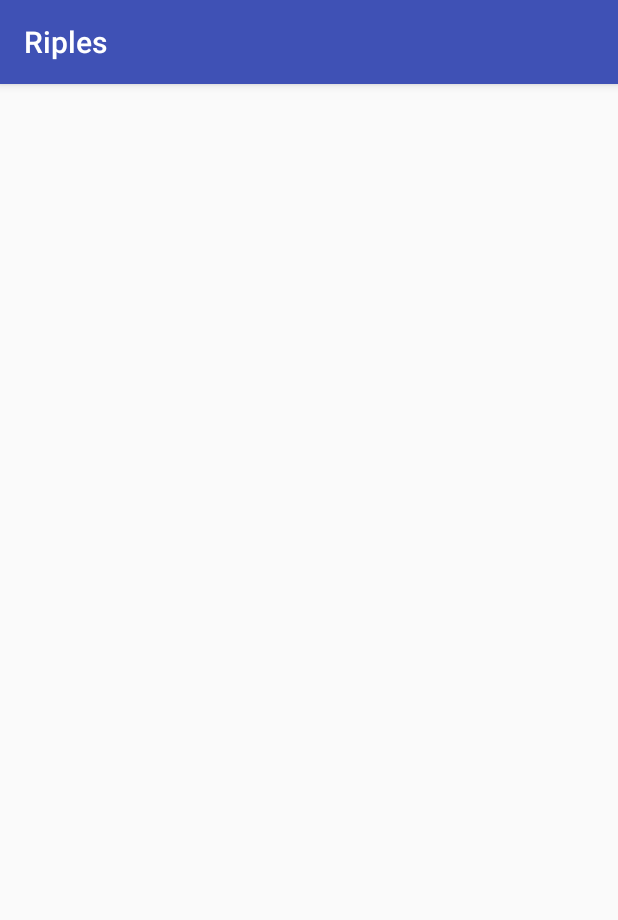
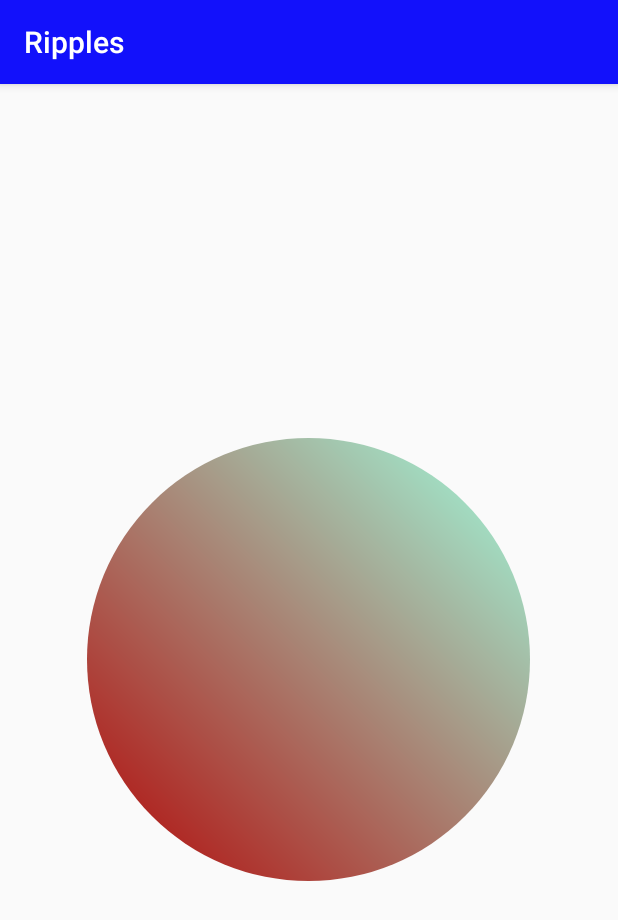
Before and after one commit to PashaJavaProgrammist/CustomViews, an Android app: the screen it shows after launch (MainActivity), on a phone screen of 412 x 824 dp. Shown: the top 920 px of the screen. Run offline under Robolectric (Android 15) with nearby library versions, the phone set to English and light mode, and no system bars.

Commit message:
circle added

```diff
--- /dev/null
+++ b/app/src/main/java/com/haretskiy/pavel/riples/Ripples.kt
@@ -0,0 +1,127 @@
+package com.haretskiy.pavel.riples
+
+import android.content.Context
+import android.graphics.Canvas
+import android.graphics.Paint
+import android.os.Handler
+import android.os.Looper
+import android.support.v4.content.ContextCompat.getDrawable
+import android.util.AttributeSet
+import android.view.View
+
+class Ripples
+@JvmOverloads constructor(context: Context, attrs: AttributeSet? = null, defStyleAttr: Int = 0)
+    : View(context, attrs, defStyleAttr) {
+
+    init {
+        attrs?.let {
+            context.obtainStyledAttributes(attrs, R.styleable.Ripples).also { typedArray ->
+                try {
+                    lowColor = typedArray.getInt(R.styleable.Ripples_lowColor, R.color.colorPrimary)
+                    highColor = typedArray.getInt(R.styleable.Ripples_highColor, R.color.colorPrimaryDark)
+                } finally {
+                    typedArray.recycle()
+                }
+            }
+        }
+    }
+
+    private var isRunning = false
+
+    private val invalidateHandler: Handler by lazy {
+        Handler(Looper.getMainLooper())
+    }
+
+    private var lowColor = 0
+    private var highColor = 0
+
+    private val delay = 100L
+
+    private var xCenter = 0f
+    private var yCenter = 0f
+    private var radius = 0f
+
+    private val generalSizeConst = 2f
+
+    private val thinStrokeConst = 0.02f
+
+    private val radiusConst = 0.95f
+
+    private val paint = Paint()
+
+    override fun onSizeChanged(w: Int, h: Int, oldw: Int, oldh: Int) {
+        super.onSizeChanged(w, h, oldw, oldh)
+        xCenter = width / generalSizeConst
+        yCenter = height / generalSizeConst
+        radius = minOf(height, width) / generalSizeConst * radiusConst
+    }
+
+    override fun onAttachedToWindow() {
+        super.onAttachedToWindow()
+        isRunning = true
+        update()
+    }
+
+    override fun onDetachedFromWindow() {
+        super.onDetachedFromWindow()
+        isRunning = false
+    }
+
+    override fun onMeasure(widthMeasureSpec: Int, heightMeasureSpec: Int) {
+        val widthMode = MeasureSpec.getMode(widthMeasureSpec)
+        val heightMode = MeasureSpec.getMode(heightMeasureSpec)
+        val widthSize = MeasureSpec.getSize(widthMeasureSpec)
+        val heightSize = MeasureSpec.getSize(heightMeasureSpec)
+
+        var width = 0
+        var height = 0
+        val desiredSize = 3 * minOf(widthSize, heightSize) / 4
+        when (widthMode) {
+            MeasureSpec.EXACTLY -> width = widthSize
+            MeasureSpec.AT_MOST -> width = minOf(desiredSize, widthSize)
+            MeasureSpec.UNSPECIFIED -> width = desiredSize
+        }
+        when (heightMode) {
+            MeasureSpec.EXACTLY -> height = heightSize
+            MeasureSpec.AT_MOST -> height = minOf(desiredSize, heightSize)
+            MeasureSpec.UNSPECIFIED -> height = desiredSize
+        }
+        val horizontalPaddingsAmount = paddingLeft + paddingRight
+        val verticalPaddingsAmount = paddingBottom + paddingTop
+
+        width -= horizontalPaddingsAmount
+        height -= verticalPaddingsAmount
+        setMeasuredDimension(width, height)
+    }
+
+    override fun onDraw(canvas: Canvas?) {
+        super.onDraw(canvas)
+        canvas?.let { it -> drawCircle(it) }
+    }
+
+    private fun drawCircle(canvas: Canvas) {
+        paint.apply {
+            color = highColor
+            strokeWidth = thinStrokeConst * radius
+            textAlign = Paint.Align.CENTER
+        }
+        val drawable = getDrawable(context, R.drawable.circle)?.let {
+            if (canvas.width < canvas.height) {
+                it.setBounds(10, 10, canvas.width - 10, canvas.width - 10)
+            } else {
+                it.setBounds(10, 10, canvas.height - 10, canvas.height - 10)
+            }
+            it.draw(canvas)
+        }
+    }
+
+    private fun update() {
+        if (isRunning) {
+            invalidateHandler.postDelayed({
+                invalidate()
+                update()
+            }, delay)
+        }
+    }
+
+}
--- /dev/null
+++ b/app/src/main/res/drawable/circle.xml
@@ -0,0 +1,16 @@
+<?xml version="1.0" encoding="utf-8"?>
+<shape xmlns:android="http://schemas.android.com/apk/res/android"
+    android:shape="oval">
+    <stroke
+        android:width="0dp"
+        android:color="#000000" />
+    <size
+        android:width="100dp"
+        android:height="100dp"></size>
+    <gradient
+        android:angle="45"
+        android:endColor="@color/miat_light"
+        android:gradientRadius="200"
+        android:startColor="@color/red_dark"
+        android:type="linear" />
+</shape>
--- a/app/src/main/res/layout/activity_main.xml
+++ b/app/src/main/res/layout/activity_main.xml
@@ -3,6 +3,15 @@
     xmlns:tools="http://schemas.android.com/tools"
     android:layout_width="match_parent"
     android:layout_height="match_parent"
+    xmlns:app="http://schemas.android.com/apk/res-auto"
+    android:gravity="center"
     tools:context=".MainActivity">
 
+    <com.haretskiy.pavel.riples.Ripples
+        android:layout_width="wrap_content"
+        android:layout_height="wrap_content"
+        android:layout_gravity="center"
+        app:highColor="@color/miat_dark"
+        app:lowColor="@color/miat_light" />
+
 </LinearLayout>
--- /dev/null
+++ b/app/src/main/res/values/attrs.xml
@@ -0,0 +1,7 @@
+<?xml version="1.0" encoding="utf-8"?>
+<resources>
+    <declare-styleable name="Ripples">
+        <attr name="lowColor" format="integer" />
+        <attr name="highColor" format="integer" />
+    </declare-styleable>
+</resources>
--- a/app/src/main/res/values/colors.xml
+++ b/app/src/main/res/values/colors.xml
@@ -1,6 +1,14 @@
 <?xml version="1.0" encoding="utf-8"?>
 <resources>
-    <color name="colorPrimary">#3F51B5</color>
-    <color name="colorPrimaryDark">#303F9F</color>
+    <color name="colorPrimary">#1211FB</color>
+    <color name="colorPrimaryDark">#303F99</color>
     <color name="colorAccent">#FF4081</color>
+
+    <color name="miat">#69f0ae</color>
+    <color name="miat_dark">#2bbd7e</color>
+    <color name="miat_light">#9fffe0</color>
+
+    <color name="red">#ff1d00</color>
+    <color name="red_dark">#b20505</color>
+    <color name="red_light">#f7362c</color>
 </resources>
--- a/app/src/main/res/values/strings.xml
+++ b/app/src/main/res/values/strings.xml
@@ -1,3 +1,3 @@
 <resources>
-    <string name="app_name">Riples</string>
+    <string name="app_name">Ripples</string>
 </resources>
```
